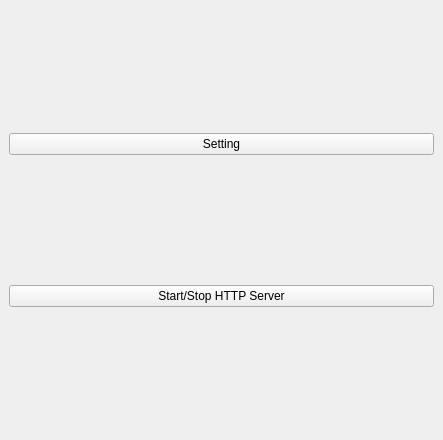
First picture: the form in src/ui/translatedockwidget.ui, repository locaal-ai/obs-polyglot, before the edit.
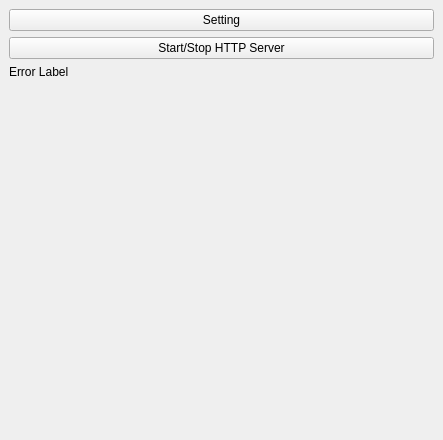
Second picture: the form after the edit.

Diff of the .ui file:
```diff
--- a/src/ui/translatedockwidget.ui
+++ b/src/ui/translatedockwidget.ui
@@ -32,6 +32,29 @@
       </property>
      </widget>
     </item>
+    <item>
+     <widget class="QLabel" name="errorLabel">
+      <property name="text">
+       <string>Error Label</string>
+      </property>
+      <property name="wordWrap">
+       <bool>true</bool>
+      </property>
+     </widget>
+    </item>
+    <item>
+     <spacer name="verticalSpacer">
+      <property name="orientation">
+       <enum>Qt::Vertical</enum>
+      </property>
+      <property name="sizeHint" stdset="0">
+       <size>
+        <width>20</width>
+        <height>40</height>
+       </size>
+      </property>
+     </spacer>
+    </item>
    </layout>
   </widget>
  </widget>
```
